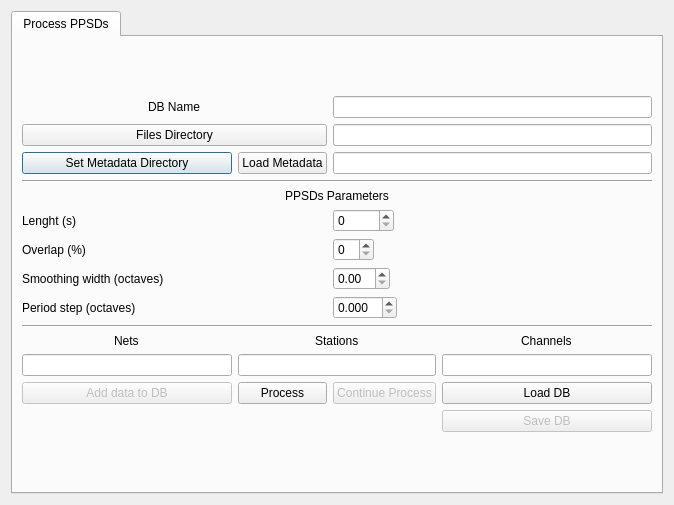
Qt form isp/resources/designer_uis/PPSD_DBGeneratorDialog.ui (ProjectISP/ISP) before a commit.
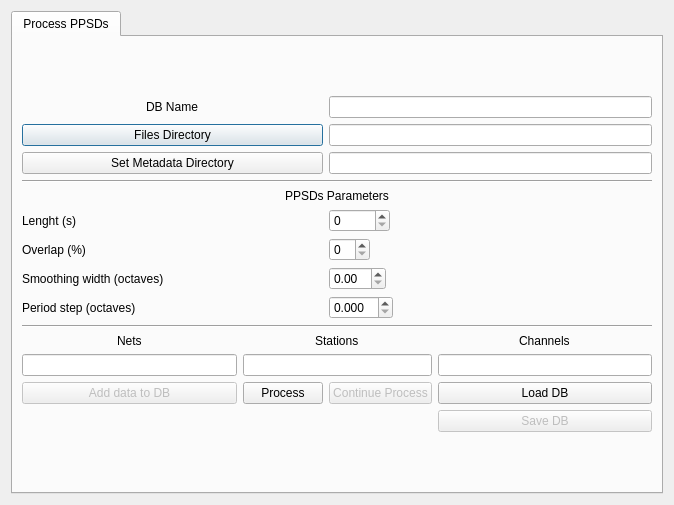
The same form after that commit.

What changed in the file:
```diff
--- a/isp/resources/designer_uis/PPSD_DBGeneratorDialog.ui
+++ b/isp/resources/designer_uis/PPSD_DBGeneratorDialog.ui
@@ -29,13 +29,6 @@
          <item row="13" column="1" colspan="2">
           <widget class="QLineEdit" name="stationsTx"/>
          </item>
-         <item row="2" column="0">
-          <widget class="QPushButton" name="datalessBtn">
-           <property name="text">
-            <string>Set Metadata Directory</string>
-           </property>
-          </widget>
-         </item>
          <item row="1" column="2" colspan="2">
           <widget class="QLineEdit" name="rootPathForm"/>
          </item>
@@ -151,13 +144,6 @@
          <item row="13" column="0">
           <widget class="QLineEdit" name="netsTx"/>
          </item>
-         <item row="2" column="1">
-          <widget class="QPushButton" name="load_metadataBtn">
-           <property name="text">
-            <string>Load Metadata</string>
-           </property>
-          </widget>
-         </item>
          <item row="7" column="2">
           <widget class="QSpinBox" name="overlapSB">
            <property name="sizePolicy">
@@ -256,6 +242,13 @@
            </property>
           </widget>
          </item>
+         <item row="2" column="0" colspan="2">
+          <widget class="QPushButton" name="datalessBtn">
+           <property name="text">
+            <string>Set Metadata Directory</string>
+           </property>
+          </widget>
+         </item>
         </layout>
        </item>
       </layout>
```
